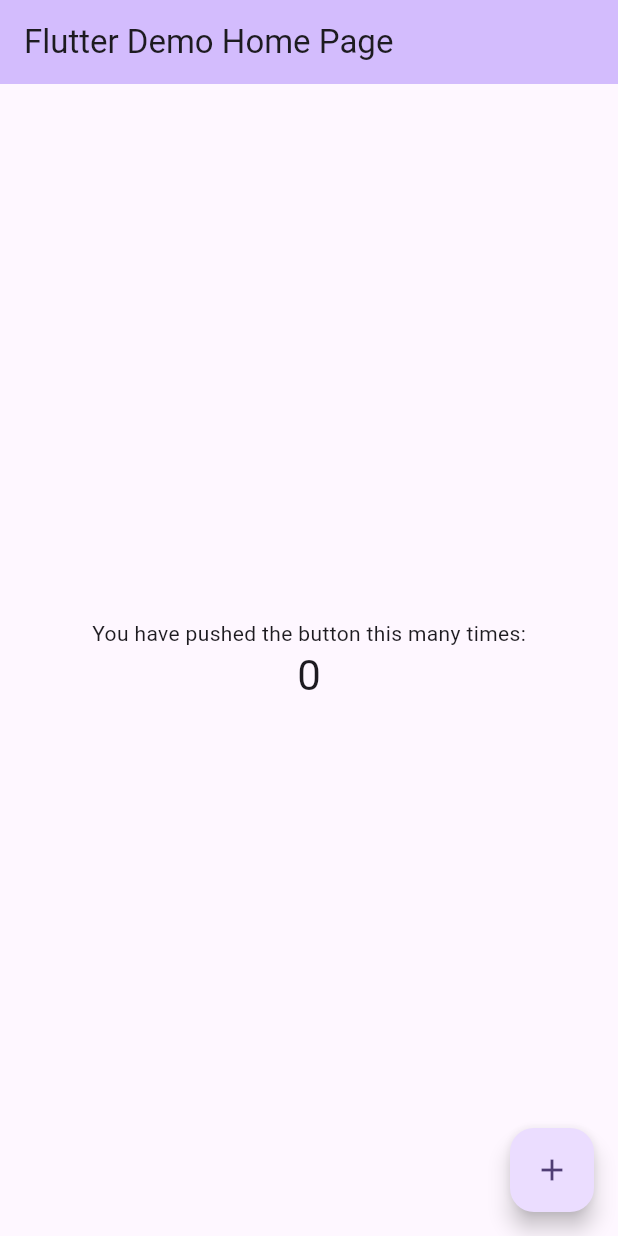
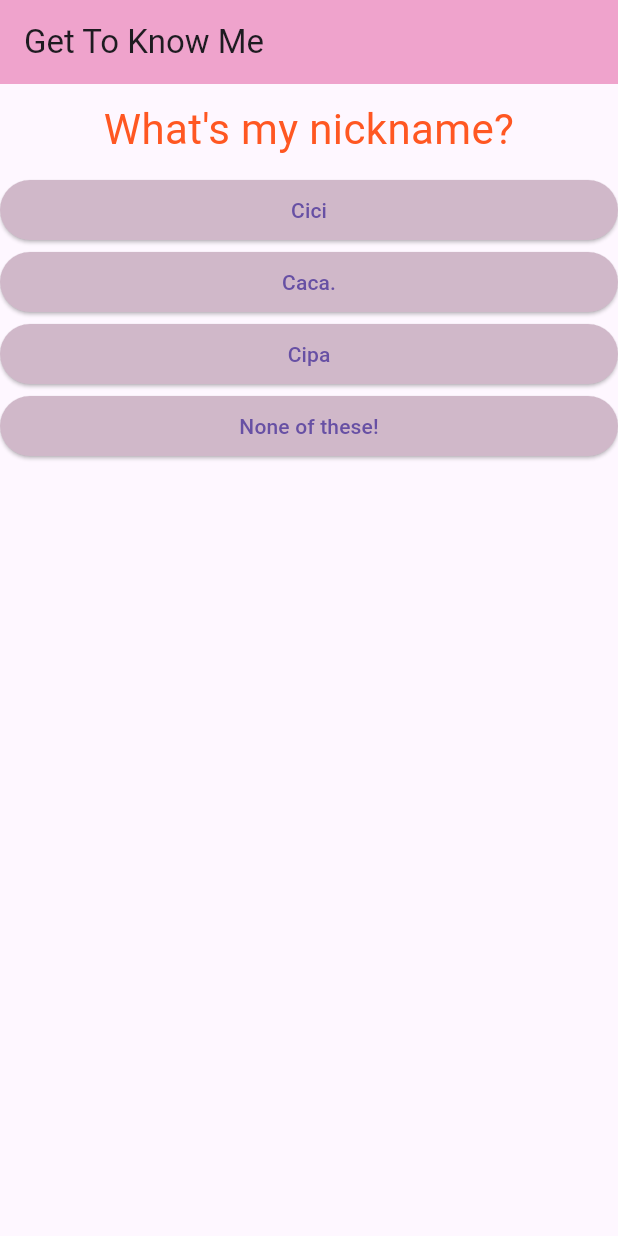
Before and after one commit to scientyxx/Latihan-1---Pemograman-Mobile, a Flutter app: the screen it shows after launch, on a phone screen of 412 x 824 dp. Run offline on Flutter 3.47's test engine with Material 3 defaults, Android fonts, the phone set to English and light mode, and no system bars.

Commit message:
quiz first commit

```diff
--- /dev/null
+++ b/lib/answer.dart
@@ -0,0 +1,20 @@
+import 'package:flutter/material.dart';
+
+class Answer extends StatelessWidget {
+  final VoidCallback selectHandler; // Mengubah menjadi VoidCallback
+  final String answerText;
+
+  Answer(this.selectHandler, this.answerText);
+
+  @override
+  Widget build(BuildContext context) {
+    return Container(
+      width: double.infinity,
+      child: ElevatedButton(
+        style: ElevatedButton.styleFrom(backgroundColor: Color.fromARGB(255, 208, 184, 201)), // Mengubah properti primary menjadi backgroundColor
+        child: Text(answerText),
+        onPressed: selectHandler,
+      ),
+    );
+  }
+}
--- a/lib/main.dart
+++ b/lib/main.dart
@@ -1,125 +1,122 @@
 import 'package:flutter/material.dart';
 
-void main() {
-  runApp(const MyApp());
-}
+import './quiz.dart';
+import './result.dart';
+// void main() {
+//   runApp(MyApp());
+// }
 
-class MyApp extends StatelessWidget {
-  const MyApp({super.key});
+void main() => runApp(MyApp());
 
-  // This widget is the root of your application.
+class MyApp extends StatefulWidget {
   @override
-  Widget build(BuildContext context) {
-    return MaterialApp(
-      title: 'Flutter Demo',
-      theme: ThemeData(
-        // This is the theme of your application.
-        //
-        // TRY THIS: Try running your application with "flutter run". You'll see
-        // the application has a purple toolbar. Then, without quitting the app,
-        // try changing the seedColor in the colorScheme below to Colors.green
-        // and then invoke "hot reload" (save your changes or press the "hot
-        // reload" button in a Flutter-supported IDE, or press "r" if you used
-        // the command line to start the app).
-        //
-        // Notice that the counter didn't reset back to zero; the application
-        // state is not lost during the reload. To reset the state, use hot
-        // restart instead.
-        //
-        // This works for code too, not just values: Most code changes can be
-        // tested with just a hot reload.
-        colorScheme: ColorScheme.fromSeed(seedColor: Colors.deepPurple),
-        useMaterial3: true,
-      ),
-      home: const MyHomePage(title: 'Flutter Demo Home Page'),
-    );
+  State<StatefulWidget> createState() {
+    // TODO: implement createState
+    return _MyAppState();
   }
 }
 
-class MyHomePage extends StatefulWidget {
-  const MyHomePage({super.key, required this.title});
+class _MyAppState extends State<MyApp> {
+  final _questions = const [
+    {
+      'questionText': 'What\'s my nickname?',
+      'answers': [
+        {
+          'text': 'Cici',
+          'score': 10
+        },
+        {'text': 'Caca.', 'score': 0},
+        {'text': 'Cipa', 'score': 0},
+        {'text': 'None of these!', 'score': 0},
+      ],
+    },
+    {
+      'questionText': 'What\'s my favorite color?',
+      'answers': [
+        {
+          'text': 'Green',
+          'score': 0
+        },
+        {
+          'text': 'Purple',
+          'score': 0
+        },
+        {
+          'text': 'Pink.',
+          'score': 10
+        },
+        {'text': 'Blue', 'score': 0},
+      ],
+    },
+    {
+      'questionText': 'What\'s my favorite food?',
+      'answers': [
+        {
+          'text': 'Dimsum',
+          'score': 0
+        },
+        {
+          'text': 'Sushi',
+          'score': 0
+        },
+        {
+          'text':
+              'Fried Rice',
+          'score': 0
+        },
+        {'text': 'all are correct', 'score': 10},
+      ],
+    },
+  ];
+  var _questionIndex = 0;
+  var _totalScore = 0;
 
-  // This widget is the home page of your application. It is stateful, meaning
-  // that it has a State object (defined below) that contains fields that affect
-  // how it looks.
+  void _resetQuiz() {
+    setState(() {
+      _questionIndex = 0;
+      _totalScore = 0;
+    });
+  }
 
-  // This class is the configuration for the state. It holds the values (in this
-  // case the title) provided by the parent (in this case the App widget) and
-  // used by the build method of the State. Fields in a Widget subclass are
-  // always marked "final".
+  void _answerQuestion(int score) {
+    // var aBool = true;
+    // aBool = false;
 
-  final String title;
+    _totalScore += score;
 
-  @override
-  State<MyHomePage> createState() => _MyHomePageState();
-}
-
-class _MyHomePageState extends State<MyHomePage> {
-  int _counter = 0;
-
-  void _incrementCounter() {
     setState(() {
-      // This call to setState tells the Flutter framework that something has
-      // changed in this State, which causes it to rerun the build method below
-      // so that the display can reflect the updated values. If we changed
-      // _counter without calling setState(), then the build method would not be
-      // called again, and so nothing would appear to happen.
-      _counter++;
+      _questionIndex = _questionIndex + 1;
     });
+    print(_questionIndex);
+    if (_questionIndex < _questions.length) {
+      print('We have more questions!');
+    } else {
+      print('No more questions!');
+    }
   }
 
   @override
   Widget build(BuildContext context) {
-    // This method is rerun every time setState is called, for instance as done
-    // by the _incrementCounter method above.
-    //
-    // The Flutter framework has been optimized to make rerunning build methods
-    // fast, so that you can just rebuild anything that needs updating rather
-    // than having to individually change instances of widgets.
-    return Scaffold(
-      appBar: AppBar(
-        // TRY THIS: Try changing the color here to a specific color (to
-        // Colors.amber, perhaps?) and trigger a hot reload to see the AppBar
-        // change color while the other colors stay the same.
-        backgroundColor: Theme.of(context).colorScheme.inversePrimary,
-        // Here we take the value from the MyHomePage object that was created by
-        // the App.build method, and use it to set our appbar title.
-        title: Text(widget.title),
+    // var dummy = const ['Hello'];
+    // dummy.add('Max');
+    // print(dummy);
+    // dummy = [];
+    // questions = []; // does not work if questions is a const
+
+    return MaterialApp(
+      home: Scaffold(
+        appBar: AppBar(
+          backgroundColor: Color.fromARGB(255, 239, 163, 204),
+          title: Text('Get To Know Me'),
+        ),
+        body: _questionIndex < _questions.length
+            ? Quiz(
+                answerQuestion: _answerQuestion,
+                questionIndex: _questionIndex,
+                questions: _questions,
+              )
+            : Result(_totalScore, _resetQuiz),
       ),
-      body: Center(
-        // Center is a layout widget. It takes a single child and positions it
-        // in the middle of the parent.
-        child: Column(
-          // Column is also a layout widget. It takes a list of children and
-          // arranges them vertically. By default, it sizes itself to fit its
-          // children horizontally, and tries to be as tall as its parent.
-          //
-          // Column has various properties to control how it sizes itself and
-          // how it positions its children. Here we use mainAxisAlignment to
-          // center the children vertically; the main axis here is the vertical
-          // axis because Columns are vertical (the cross axis would be
-          // horizontal).
-          //
-          // TRY THIS: Invoke "debug painting" (choose the "Toggle Debug Paint"
-          // action in the IDE, or press "p" in the console), to see the
-          // wireframe for each widget.
-          mainAxisAlignment: MainAxisAlignment.center,
-          children: <Widget>[
-            const Text(
-              'You have pushed the button this many times:',
-            ),
-            Text(
-              '$_counter',
-              style: Theme.of(context).textTheme.headlineMedium,
-            ),
-          ],
-        ),
-      ),
-      floatingActionButton: FloatingActionButton(
-        onPressed: _incrementCounter,
-        tooltip: 'Increment',
-        child: const Icon(Icons.add),
-      ), // This trailing comma makes auto-formatting nicer for build methods.
     );
   }
 }
--- /dev/null
+++ b/lib/question.dart
@@ -0,0 +1,20 @@
+import 'package:flutter/material.dart';
+
+class Question extends StatelessWidget {
+  final String questionText;
+
+  Question(this.questionText);
+
+  @override
+  Widget build(BuildContext context) {
+    return Container(
+      width: double.infinity,
+      margin: EdgeInsets.all(10),
+      child: Text(
+        questionText,
+        style: TextStyle(fontSize: 28, color: Colors.deepOrange),
+        textAlign: TextAlign.center,
+      ),
+    );
+  }
+}
--- /dev/null
+++ b/lib/quiz.dart
@@ -0,0 +1,30 @@
+import 'package:flutter/material.dart';
+
+import './question.dart';
+import './answer.dart';
+
+class Quiz extends StatelessWidget {
+  final List<Map<String, Object>> questions;
+  final int questionIndex;
+  final Function answerQuestion;
+
+  Quiz({
+    required this.questions,
+    required this.answerQuestion,
+    required this.questionIndex,
+  });
+
+  @override
+  Widget build(BuildContext context) {
+    return Column(
+      children: [
+        Question(
+          questions[questionIndex]['questionText'] as String, // Konversi ke String
+        ),
+        ...(questions[questionIndex]['answers'] as List<Map<String, Object>>).map((answer) {
+          return Answer(() => answerQuestion(answer['score'] as int), answer['text'] as String); // Konversi ke String dan int
+        }).toList()
+      ],
+    );
+  }
+}
--- a/pubspec.yaml
+++ b/pubspec.yaml
@@ -1,5 +1,5 @@
-name: latihan_1
-description: "A new Flutter project."
+name: quiz_app
+description: A new Flutter project.
 # The following line prevents the package from being accidentally published to
 # pub.dev using `flutter pub publish`. This is preferred for private packages.
 publish_to: 'none' # Remove this line if you wish to publish to pub.dev
```
Also changed, not shown: lib/main copy.dart (added, +125 -0 lines), lib/result.dart (added, +44 -0 lines), 1 other file.
